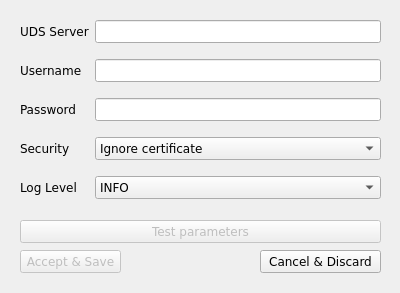
Old version of the form actor/src/designer/setup-dialog.ui in the repository VirtualCable/openuds.
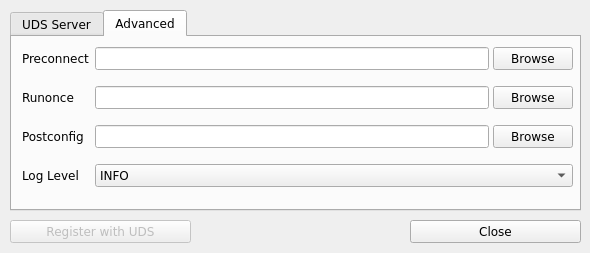
New version of the form. The open tabs and pages were chosen to show the change. Icons and pictures are not drawn.

Diff of the .ui file:
```diff
--- a/actor/src/designer/setup-dialog.ui
+++ b/actor/src/designer/setup-dialog.ui
@@ -10,8 +10,8 @@
    <rect>
     <x>0</x>
     <y>0</y>
-    <width>400</width>
-    <height>293</height>
+    <width>590</width>
+    <height>253</height>
    </rect>
   </property>
   <property name="sizePolicy">
@@ -51,12 +51,18 @@
    </property>
    <property name="geometry">
     <rect>
-     <x>20</x>
+     <x>10</x>
      <y>220</y>
-     <width>361</width>
+     <width>181</width>
      <height>23</height>
     </rect>
    </property>
+   <property name="minimumSize">
+    <size>
+     <width>181</width>
+     <height>0</height>
+    </size>
+   </property>
    <property name="toolTip">
     <string>Click to test the selecter parameters</string>
    </property>
@@ -64,18 +70,15 @@
     <string>&lt;html&gt;&lt;head/&gt;&lt;body&gt;&lt;p&gt;Click on this button to test the server host and master key parameters.&lt;/p&gt;&lt;p&gt;A window will be displayed with results after the test is executed.&lt;/p&gt;&lt;p&gt;&lt;br/&gt;&lt;/p&gt;&lt;p&gt;This button will only be active if all parameters are filled.&lt;/p&gt;&lt;/body&gt;&lt;/html&gt;</string>
    </property>
    <property name="text">
-    <string>Test parameters</string>
+    <string>Register with UDS</string>
    </property>
   </widget>
-  <widget class="QPushButton" name="saveButton">
-   <property name="enabled">
-    <bool>false</bool>
-   </property>
+  <widget class="QPushButton" name="closeButton">
    <property name="geometry">
     <rect>
-     <x>20</x>
-     <y>250</y>
-     <width>101</width>
+     <x>410</x>
+     <y>220</y>
+     <width>171</width>
      <height>23</height>
     </rect>
    </property>
@@ -85,30 +88,11 @@
      <verstretch>0</verstretch>
     </sizepolicy>
    </property>
-   <property name="toolTip">
-    <string>Accepts changes and saves them</string>
-   </property>
-   <property name="whatsThis">
-    <string>Clicking on this button will accept all changes and save them, closing the configuration window</string>
-   </property>
-   <property name="text">
-    <string>Accept &amp;&amp; Save</string>
-   </property>
-  </widget>
-  <widget class="QPushButton" name="cancelButton">
-   <property name="geometry">
-    <rect>
-     <x>260</x>
-     <y>250</y>
-     <width>121</width>
-     <height>23</height>
-    </rect>
-   </property>
-   <property name="sizePolicy">
-    <sizepolicy hsizetype="Preferred" vsizetype="Fixed">
-     <horstretch>0</horstretch>
-     <verstretch>0</verstretch>
-    </sizepolicy>
+   <property name="minimumSize">
+    <size>
+     <width>171</width>
+     <height>0</height>
+    </size>
    </property>
    <property name="toolTip">
     <string>Cancel all changes and discard them</string>
@@ -117,16 +101,32 @@
     <string>Discards all changes and closes the configuration window</string>
    </property>
    <property name="text">
-    <string>Cancel &amp;&amp; Discard</string>
+    <string>Close</string>
    </property>
   </widget>
+  <widget class="QTabWidget" name="tabWidget">
+   <property name="geometry">
+    <rect>
+     <x>10</x>
+     <y>10</y>
+     <width>571</width>
+     <height>201</height>
+    </rect>
+   </property>
+   <property name="currentIndex">
+    <number>0</number>
+   </property>
+   <widget class="QWidget" name="tab_uds">
+    <attribute name="title">
+     <string>UDS Server</string>
+    </attribute>
   <widget class="QWidget" name="layoutWidget">
    <property name="geometry">
     <rect>
-     <x>20</x>
-     <y>20</y>
-     <width>361</width>
-     <height>191</height>
+       <x>10</x>
+       <y>10</y>
+       <width>551</width>
+       <height>151</height>
     </rect>
    </property>
    <layout class="QFormLayout" name="formLayout">
@@ -220,7 +220,145 @@
       </item>
      </widget>
     </item>
-    <item row="4" column="1">
+     </layout>
+    </widget>
+   </widget>
+   <widget class="QWidget" name="tab_advanced">
+    <attribute name="title">
+     <string>Advanced</string>
+    </attribute>
+    <widget class="QWidget" name="layoutWidget_2">
+     <property name="geometry">
+      <rect>
+       <x>10</x>
+       <y>10</y>
+       <width>551</width>
+       <height>151</height>
+      </rect>
+     </property>
+     <layout class="QFormLayout" name="formLayout_2">
+      <property name="fieldGrowthPolicy">
+       <enum>QFormLayout::AllNonFixedFieldsGrow</enum>
+      </property>
+      <property name="verticalSpacing">
+       <number>16</number>
+      </property>
+      <item row="0" column="0">
+       <widget class="QLabel" name="label_host_2">
+        <property name="text">
+         <string>Preconnect</string>
+        </property>
+       </widget>
+      </item>
+      <item row="0" column="1">
+       <layout class="QHBoxLayout" name="horizontalLayout">
+        <property name="spacing">
+         <number>4</number>
+        </property>
+        <property name="topMargin">
+         <number>0</number>
+        </property>
+        <item>
+         <widget class="QLineEdit" name="preCommand">
+          <property name="acceptDrops">
+           <bool>false</bool>
+          </property>
+          <property name="toolTip">
+           <string>Pre connection command. Executed just before the user is connected to machine.</string>
+          </property>
+          <property name="whatsThis">
+           <string/>
+          </property>
+         </widget>
+        </item>
+        <item>
+         <widget class="QPushButton" name="browsePreconnectButton">
+          <property name="text">
+           <string>Browse</string>
+          </property>
+         </widget>
+        </item>
+       </layout>
+      </item>
+      <item row="1" column="0">
+       <widget class="QLabel" name="label_username_2">
+        <property name="text">
+         <string>Runonce</string>
+        </property>
+       </widget>
+      </item>
+      <item row="1" column="1">
+       <layout class="QHBoxLayout" name="horizontalLayout_2">
+        <property name="spacing">
+         <number>4</number>
+        </property>
+        <property name="topMargin">
+         <number>0</number>
+        </property>
+        <item>
+         <widget class="QLineEdit" name="runonceCommand">
+          <property name="toolTip">
+           <string>Run once command. Executed on first boot, just before UDS does anything.</string>
+          </property>
+          <property name="whatsThis">
+           <string/>
+          </property>
+         </widget>
+        </item>
+        <item>
+         <widget class="QPushButton" name="browseRunOnceButton">
+          <property name="text">
+           <string>Browse</string>
+          </property>
+         </widget>
+        </item>
+       </layout>
+      </item>
+      <item row="2" column="0">
+       <widget class="QLabel" name="label_password_2">
+        <property name="text">
+         <string>Postconfig</string>
+        </property>
+       </widget>
+      </item>
+      <item row="2" column="1">
+       <layout class="QHBoxLayout" name="horizontalLayout_3">
+        <property name="spacing">
+         <number>4</number>
+        </property>
+        <property name="topMargin">
+         <number>0</number>
+        </property>
+        <item>
+         <widget class="QLineEdit" name="postConfigCommand">
+          <property name="toolTip">
+           <string>Command to execute after UDS finalizes the VM configuration.</string>
+          </property>
+          <property name="whatsThis">
+           <string/>
+          </property>
+          <property name="echoMode">
+           <enum>QLineEdit::Normal</enum>
+          </property>
+         </widget>
+        </item>
+        <item>
+         <widget class="QPushButton" name="browsePostConfigButton">
+          <property name="text">
+           <string>Browse</string>
+          </property>
+         </widget>
+        </item>
+       </layout>
+      </item>
+      <item row="3" column="0">
+       <widget class="QLabel" name="label_loglevel">
+        <property name="text">
+         <string>Log Level</string>
+        </property>
+       </widget>
+      </item>
+      <item row="3" column="1">
      <widget class="QComboBox" name="logLevelComboBox">
       <property name="currentIndex">
        <number>1</number>
@@ -250,14 +388,9 @@
       </item>
      </widget>
     </item>
-    <item row="4" column="0">
-     <widget class="QLabel" name="label_loglevel">
-      <property name="text">
-       <string>Log Level</string>
-      </property>
-     </widget>
-    </item>
-   </layout>
+     </layout>
+    </widget>
+   </widget>
   </widget>
  </widget>
  <resources>
```
Left out of the diff: 123 changed lines with no effect on the pictures. Lines whose indentation alone changed are shown as unchanged.
